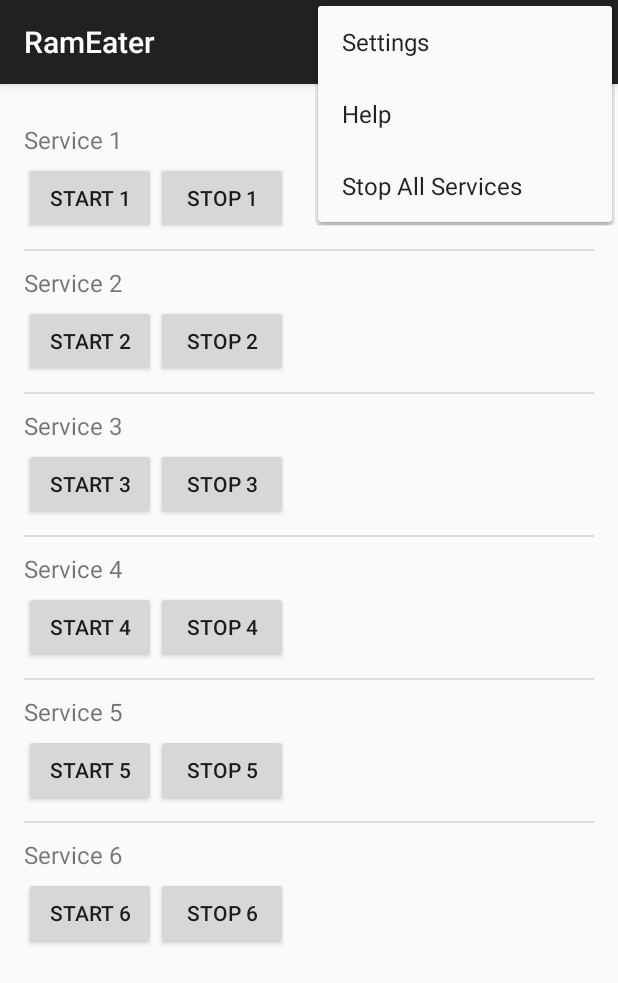
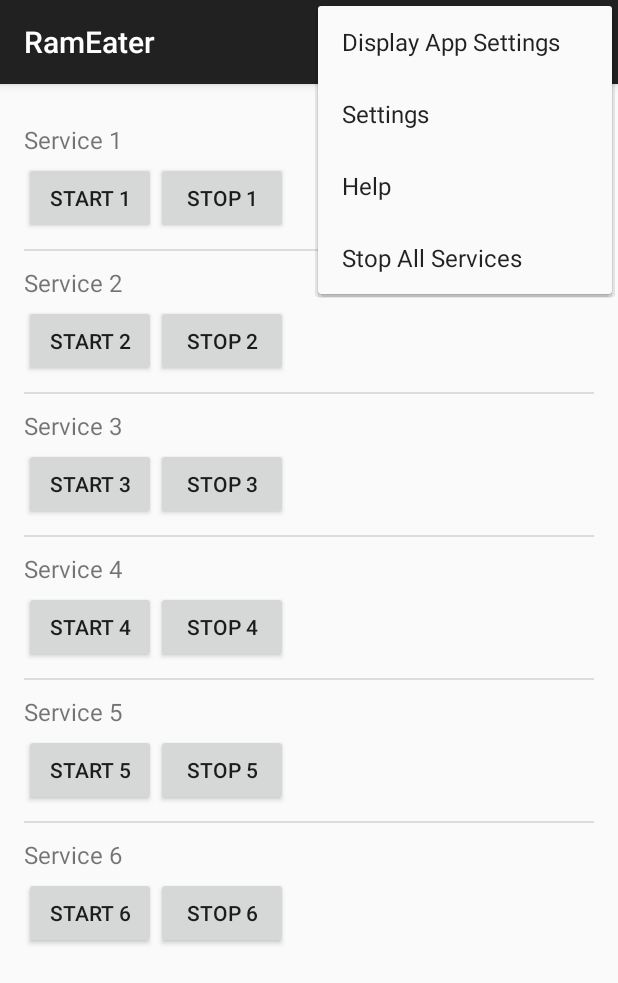
Before and after one commit to derekwilson/RamEater, an Android app: the screen it shows after launch (MainActivity), with the options menu open, on a phone screen of 412 x 824 dp. Shown: the top 983 px of the screen. Run offline under Robolectric (Android 15) with nearby library versions, the phone set to English and light mode, and no system bars.

Commit message:
Added menu item to go to the apps page in the system settings pages

```diff
--- a/RamEaterAndroidStudio/app/src/main/java/derekwilson/net/rameater/activity/main/MainActivity.java
+++ b/RamEaterAndroidStudio/app/src/main/java/derekwilson/net/rameater/activity/main/MainActivity.java
@@ -2,6 +2,7 @@ package derekwilson.net.rameater.activity.main;
 
 import android.content.Context;
 import android.content.Intent;
+import android.provider.Settings;
 import android.support.v7.app.ActionBarActivity;
 import android.os.Bundle;
 import android.util.Log;
@@ -79,6 +80,9 @@ public class MainActivity extends ActionBarActivity implements View.OnClickListe
                 Intent help_intent = new Intent(this, HelpActivity.class);
                 startActivity(help_intent);
                 break;
+            case R.id.action_app_settings:
+                startActivity(new Intent(Settings.ACTION_APPLICATION_SETTINGS));
+                break;
         }
 
 		return super.onOptionsItemSelected(item);
--- a/RamEaterAndroidStudio/app/src/main/res/menu/menu_main.xml
+++ b/RamEaterAndroidStudio/app/src/main/res/menu/menu_main.xml
@@ -3,6 +3,10 @@
       xmlns:tools="http://schemas.android.com/tools"
       tools:context=".MainActivity">
 
+    <item android:id="@+id/action_app_settings"
+          android:title="@string/action_app_settings"
+          android:orderInCategory="100"
+          app:showAsAction="never"/>
     <item android:id="@+id/action_settings"
           android:title="@string/action_settings"
           android:orderInCategory="100"
--- a/RamEaterAndroidStudio/app/src/main/res/values/strings.xml
+++ b/RamEaterAndroidStudio/app/src/main/res/values/strings.xml
@@ -6,6 +6,7 @@
     <string name="title_activity_help">Help</string>
 
     <string name="hello_world">Hello world!</string>
+    <string name="action_app_settings">Display App Settings</string>
     <string name="action_settings">Settings</string>
     <string name="action_help">Help</string>
     <string name="action_stop_all">Stop All Services</string>
```
